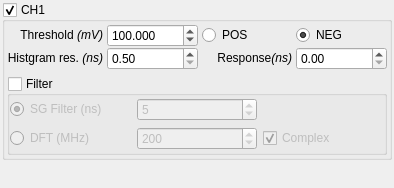
Before: the Qt Designer form src/libs/adwidgets/findslopeform.ui in qtplatz/qtplatz, drawn with Qt 5.
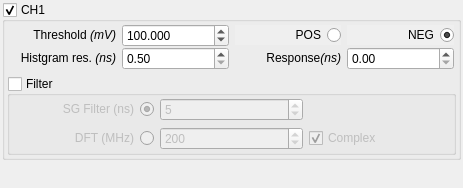
After: the same form once the commit is applied.

Patch:
```diff
--- a/src/libs/adwidgets/findslopeform.ui
+++ b/src/libs/adwidgets/findslopeform.ui
@@ -6,7 +6,7 @@
    <rect>
     <x>0</x>
     <y>0</y>
-    <width>394</width>
+    <width>463</width>
     <height>188</height>
    </rect>
   </property>
@@ -59,8 +59,17 @@
           </property>
           <item>
            <layout class="QGridLayout" name="gridLayout_6">
+            <property name="leftMargin">
+             <number>2</number>
+            </property>
+            <property name="topMargin">
+             <number>0</number>
+            </property>
+            <property name="rightMargin">
+             <number>2</number>
+            </property>
             <property name="horizontalSpacing">
-             <number>4</number>
+             <number>6</number>
             </property>
             <property name="verticalSpacing">
              <number>0</number>
@@ -131,6 +140,12 @@
             </item>
             <item row="0" column="2">
              <widget class="QRadioButton" name="radioButton_pos">
+              <property name="layoutDirection">
+               <enum>Qt::RightToLeft</enum>
+              </property>
+              <property name="autoFillBackground">
+               <bool>true</bool>
+              </property>
               <property name="text">
                <string>POS</string>
               </property>
@@ -148,6 +163,12 @@
             </item>
             <item row="0" column="3">
              <widget class="QRadioButton" name="radioButton_neg">
+              <property name="layoutDirection">
+               <enum>Qt::RightToLeft</enum>
+              </property>
+              <property name="autoFillBackground">
+               <bool>true</bool>
+              </property>
               <property name="text">
                <string>NEG</string>
               </property>
@@ -191,6 +212,9 @@
             <layout class="QGridLayout" name="gridLayout">
              <item row="0" column="0">
               <widget class="QRadioButton" name="radioButton_sg">
+               <property name="layoutDirection">
+                <enum>Qt::RightToLeft</enum>
+               </property>
                <property name="text">
                 <string>SG Filter (ns)</string>
                </property>
@@ -230,6 +254,9 @@
              </item>
              <item row="1" column="0">
               <widget class="QRadioButton" name="radioButton_dft">
+               <property name="layoutDirection">
+                <enum>Qt::RightToLeft</enum>
+               </property>
                <property name="text">
                 <string>DFT (MHz)</string>
                </property>
```
